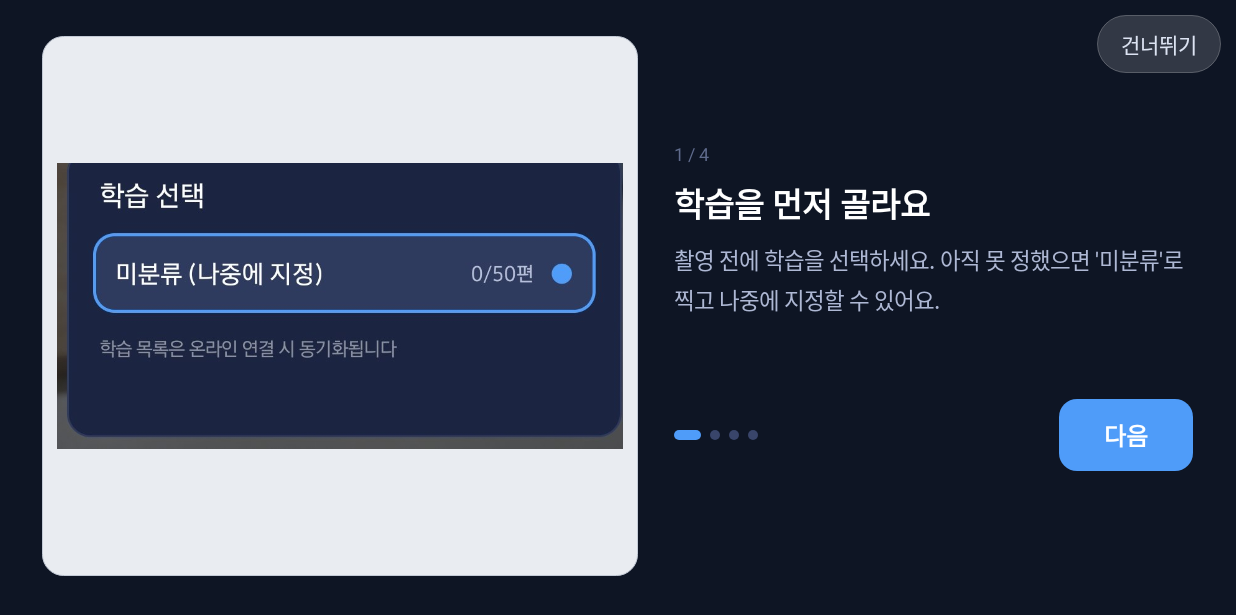
After one commit to ehrud7654/Physical-AI-project, an Android app: the TutorialActivity screen opened directly, with no data from a screen before it, on a phone screen of 824 x 412 dp (held sideways). The commit adds this screen. Shown: the top 615 px of the screen. Run offline under Robolectric (Android 15) with nearby library versions, the phone set to English and light mode, and no system bars.

Commit message:
feat: 온보딩 튜토리얼 추가 - 개념 4장+실제 화면, 스와이프·도움말 재열람 (S15P21A103-173)

```diff
--- a/APP/arpose/app/src/main/AndroidManifest.xml
+++ b/APP/arpose/app/src/main/AndroidManifest.xml
@@ -49,5 +49,11 @@
             android:exported="false"
             android:screenOrientation="fullSensor"
             android:configChanges="orientation|screenSize|keyboardHidden" />
+
+        <activity
+            android:name=".TutorialActivity"
+            android:exported="false"
+            android:screenOrientation="reverseLandscape"
+            android:configChanges="orientation|screenSize|keyboardHidden" />
     </application>
 </manifest>
--- a/APP/arpose/app/src/main/java/com/ssafy/arpose/MainActivity.kt
+++ b/APP/arpose/app/src/main/java/com/ssafy/arpose/MainActivity.kt
@@ -193,6 +193,7 @@ class MainActivity : Activity(), GLSurfaceView.Renderer {
         glView.setEGLConfigChooser(8, 8, 8, 8, 16, 0)
         glView.setRenderer(this)
         glView.renderMode = GLSurfaceView.RENDERMODE_CONTINUOUSLY
+        // 튜토리얼 자동표시는 Onboarding 단계에서 처리(여기서 띄우면 카메라 초기화 중 일시정지로 크래시).
     }
 
     private fun focusName() = if (autoFocus) "AUTO" else "FIXED"
@@ -331,6 +332,7 @@ class MainActivity : Activity(), GLSurfaceView.Renderer {
 
         container.addView(row("기록", R.drawable.ic_history) { guardNav(HistoryActivity::class.java) })
         container.addView(row("설정", R.drawable.ic_tune) { guardNav(SettingsActivity::class.java) })
+        container.addView(row("도움말", R.drawable.ic_help) { guardNav(TutorialActivity::class.java) })
         pop.showAsDropDown(menuBtn)
     }
 
--- a/APP/arpose/app/src/main/java/com/ssafy/arpose/Prefs.kt
+++ b/APP/arpose/app/src/main/java/com/ssafy/arpose/Prefs.kt
@@ -26,6 +26,9 @@ object Prefs {
 
     // FIXED 초점 거리(디옵터=1/m). 기본 6.25 ≈ 16cm (파지 10~16cm + ~40cm 를 224 기준으로 커버).
     private const val KEY_FOCUS_DIOPTERS = "focus_diopters"
+
+    // 온보딩 튜토리얼 1회 표시 플래그 (S15P21A103-173).
+    private const val KEY_TUTORIAL_SEEN = "tutorial_seen"
 
     // 활성 학습(TrainingJob). 촬영 시 stamp → 전송 라우팅·오배정 예방 (S15P21A103-164).
     private const val KEY_ACTIVE_JOB = "active_job_id"
@@ -66,6 +69,9 @@ object Prefs {
     fun focusDiopters(ctx: Context) = sp(ctx).getFloat(KEY_FOCUS_DIOPTERS, 6.25f)
     fun setFocusDiopters(ctx: Context, v: Float) = sp(ctx).edit().putFloat(KEY_FOCUS_DIOPTERS, v).apply()
 
+    fun tutorialSeen(ctx: Context) = sp(ctx).getBoolean(KEY_TUTORIAL_SEEN, false)
+    fun setTutorialSeen(ctx: Context, v: Boolean) = sp(ctx).edit().putBoolean(KEY_TUTORIAL_SEEN, v).apply()
+
     /** 디버그 업로드 설정 저장(토글·jobId·자격). 디버그 빌드 설정 화면에서만 호출. */
     fun setDebug(ctx: Context, enabled: Boolean, jobId: String, deviceId: String, deviceSecret: String) =
         sp(ctx).edit()
--- /dev/null
+++ b/APP/arpose/app/src/main/java/com/ssafy/arpose/TutorialActivity.kt
@@ -0,0 +1,198 @@
+package com.ssafy.arpose
+
+import android.app.Activity
+import android.graphics.drawable.GradientDrawable
+import android.os.Bundle
+import android.view.Gravity
+import android.view.GestureDetector
+import android.view.MotionEvent
+import android.view.View
+import android.widget.FrameLayout
+import android.widget.ImageView
+import android.widget.LinearLayout
+import android.widget.TextView
+import kotlin.math.abs
+
+/**
+ * 온보딩 튜토리얼 (S15P21A103-173). 가로: 스냅(좌·밝은 카드) + 설명(우). 4장.
+ * 첫 실행 시 Onboarding 에서 넘어와 자동 1회(끝나면 촬영화면), 메뉴 "도움말"에서 재열람.
+ * 하단 우측 고정 이전/다음 + 좌우 스와이프(슬라이드 전환). 그림은 drawable `tut_1`..`tut_4`.
+ */
+class TutorialActivity : Activity() {
+
+    private data class Page(val title: String, val desc: String)
+
+    private val pages = listOf(
+        Page("학습을 먼저 골라요",
+            "촬영 전에 학습을 선택하세요. 아직 못 정했으면 '미분류'로 찍고 나중에 지정할 수 있어요."),
+        Page("초록불이 뜨면 촬영",
+            "위치 잡기가 끝나 초록불이 되면 촬영하세요."),
+        Page("마커 보이게, 천천히",
+            "집게의 분홍 마커 두 개가 화면에 계속 보이게 하고 천천히 움직이세요. 급하면 재촬영이에요."),
+        Page("기록에서 확인·전송",
+            "찍은 건 '기록'에서 상태를 확인하고, '사용 가능'한 것만 학습을 지정해 전송하세요."),
+    )
+
+    private var idx = 0
+    private var animating = false
+
+    private lateinit var content: LinearLayout
+    private lateinit var imgWrap: FrameLayout
+    private lateinit var textBlock: LinearLayout
+    private lateinit var image: ImageView
+    private lateinit var placeholder: TextView
+    private lateinit var stepView: TextView
+    private lateinit var titleView: TextView
+    private lateinit var descView: TextView
+    private lateinit var dots: LinearLayout
+    private lateinit var prevBtn: TextView
+    private lateinit var nextBtn: TextView
+
+    private fun dp(v: Int) = (v * resources.displayMetrics.density).toInt()
+
+    override fun onCreate(savedInstanceState: Bundle?) {
+        super.onCreate(savedInstanceState)
+
+        val outer = FrameLayout(this).apply { setBackgroundColor(0xFF0E1524.toInt()) }
+
+        // ---- 본문(스냅 + 텍스트). 이미지·텍스트만 슬라이드, 하단 버튼행은 고정 ----
+        content = LinearLayout(this).apply {
+            orientation = LinearLayout.HORIZONTAL; gravity = Gravity.CENTER_VERTICAL
+            setPadding(dp(28), dp(20), dp(28), dp(24))
+        }
+        imgWrap = FrameLayout(this).apply {
+            background = GradientDrawable().apply {
+                cornerRadius = dp(14).toFloat(); setColor(0xFFE9ECF1.toInt()); setStroke(dp(1), 0xFFC3CAD6.toInt())
+            }
+            setPadding(dp(10), dp(10), dp(10), dp(10))
+            layoutParams = LinearLayout.LayoutParams(0, LinearLayout.LayoutParams.MATCH_PARENT, 1.15f)
+                .apply { marginEnd = dp(24); topMargin = dp(4); bottomMargin = dp(4) }
+        }
+        image = ImageView(this).apply {
+            scaleType = ImageView.ScaleType.FIT_CENTER
+            layoutParams = FrameLayout.LayoutParams(FrameLayout.LayoutParams.MATCH_PARENT, FrameLayout.LayoutParams.MATCH_PARENT)
+        }
+        placeholder = TextView(this).apply {
+            text = "그림 준비 중"; setTextColor(0xFF5F6B8C.toInt()); textSize = 14f; gravity = Gravity.CENTER
+            layoutParams = FrameLayout.LayoutParams(FrameLayout.LayoutParams.MATCH_PARENT, FrameLayout.LayoutParams.MATCH_PARENT)
+        }
+        imgWrap.addView(image); imgWrap.addView(placeholder)
+        content.addView(imgWrap)
+
+        val textCol = LinearLayout(this).apply {
+            orientation = LinearLayout.VERTICAL; gravity = Gravity.CENTER_VERTICAL
+            layoutParams = LinearLayout.LayoutParams(0, LinearLayout.LayoutParams.MATCH_PARENT, 1f)
+        }
+        // 슬라이드되는 텍스트 블록. 설명 영역 높이 고정 → 페이지마다 블록 높이 일정 → 아래 버튼행 위치 불변.
+        textBlock = LinearLayout(this).apply { orientation = LinearLayout.VERTICAL }
+        stepView = TextView(this).apply { setTextColor(0xFF5F6B8C.toInt()); textSize = 12f; setPadding(0, 0, 0, dp(8)) }
+        titleView = TextView(this).apply {
+            setTextColor(0xFFFFFFFF.toInt()); textSize = 22f; setTypeface(typeface, android.graphics.Typeface.BOLD)
+        }
+        descView = TextView(this).apply {
+            setTextColor(0xFFAEB8D4.toInt()); textSize = 15f; setLineSpacing(dp(5).toFloat(), 1f); setPadding(0, dp(10), 0, 0)
+            layoutParams = LinearLayout.LayoutParams(LinearLayout.LayoutParams.MATCH_PARENT, dp(92))
+        }
+        textBlock.addView(stepView); textBlock.addView(titleView); textBlock.addView(descView)
+
+        // 고정 버튼행: 진행점 + 이전/다음. 본문(텍스트 컬럼) 폭에 정렬, 위치 불변.
+        dots = LinearLayout(this).apply { orientation = LinearLayout.HORIZONTAL; gravity = Gravity.CENTER_VERTICAL }
+        prevBtn = TextView(this).apply {
+            text = "이전"; setTextColor(0xFF8A93AD.toInt()); textSize = 16f
+            setPadding(dp(14), dp(10), dp(18), dp(10)); setOnClickListener { go(-1) }
+        }
+        nextBtn = TextView(this).apply {
+            setTextColor(0xFFFFFFFF.toInt()); textSize = 16f; setTypeface(typeface, android.graphics.Typeface.BOLD)
+            setPadding(dp(30), dp(12), dp(30), dp(12))
+            background = GradientDrawable().apply { cornerRadius = dp(12).toFloat(); setColor(0xFF4F9CF9.toInt()) }
+            setOnClickListener { if (idx == pages.size - 1) finishTutorial() else go(1) }
+        }
+        val navRow = LinearLayout(this).apply {
+            orientation = LinearLayout.HORIZONTAL; gravity = Gravity.CENTER_VERTICAL
+            layoutParams = LinearLayout.LayoutParams(LinearLayout.LayoutParams.MATCH_PARENT, LinearLayout.LayoutParams.WRAP_CONTENT)
+                .apply { topMargin = dp(22) }
+            addView(dots)
+            addView(View(this@TutorialActivity), LinearLayout.LayoutParams(0, 1, 1f))  // spacer
+            addView(prevBtn); addView(nextBtn)
+        }
+
+        textCol.addView(textBlock); textCol.addView(navRow)
+        content.addView(textCol)
+        outer.addView(content, FrameLayout.LayoutParams(FrameLayout.LayoutParams.MATCH_PARENT, FrameLayout.LayoutParams.MATCH_PARENT))
+
+        // 건너뛰기 (우상단 칩)
+        outer.addView(TextView(this).apply {
+            text = "건너뛰기"; setTextColor(0xFFDCE3F2.toInt()); textSize = 14f
+            setPadding(dp(16), dp(9), dp(16), dp(9))
+            background = GradientDrawable().apply { cornerRadius = dp(999).toFloat(); setColor(0x26FFFFFF); setStroke(dp(1), 0x40FFFFFF) }
+            setOnClickListener { finishTutorial() }
+        }, FrameLayout.LayoutParams(FrameLayout.LayoutParams.WRAP_CONTENT, FrameLayout.LayoutParams.WRAP_CONTENT, Gravity.TOP or Gravity.END)
+            .apply { topMargin = dp(10); rightMargin = dp(10) })
+
+        // 좌우 스와이프
+        val gd = GestureDetector(this, object : GestureDetector.SimpleOnGestureListener() {
+            override fun onFling(e1: MotionEvent?, e2: MotionEvent, vx: Float, vy: Float): Boolean {
+                val dx = e2.x - (e1?.x ?: e2.x)
+                if (abs(dx) > dp(70) && abs(dx) > abs(e2.y - (e1?.y ?: e2.y))) {
+                    if (dx < 0) go(1) else go(-1); return true
+                }
+                return false
+            }
+        })
+        outer.setOnTouchListener { _, ev -> gd.onTouchEvent(ev); true }
+
+        setContentView(outer)
+        render()
+    }
+
+    /** delta=+1 다음 / -1 이전. 이미지·텍스트만 슬라이드(버튼행은 고정). */
+    private fun go(delta: Int) {
+        val t = idx + delta
+        if (animating || t < 0 || t >= pages.size) return
+        animating = true
+        val w = content.width.toFloat().let { if (it <= 0f) dp(400).toFloat() else it }
+        val out = -delta * w * 0.12f
+        val back = delta * w * 0.12f
+        textBlock.animate().translationX(out).alpha(0f).setDuration(110).start()
+        imgWrap.animate().translationX(out).alpha(0f).setDuration(110).withEndAction {
+            idx = t; render()
+            imgWrap.translationX = back; textBlock.translationX = back
+            textBlock.animate().translationX(0f).alpha(1f).setDuration(180).start()
+            imgWrap.animate().translationX(0f).alpha(1f).setDuration(180)
+                .withEndAction { animating = false }.start()
+        }.start()
+    }
+
+    private fun render() {
+        val p = pages[idx]
+        stepView.text = "${idx + 1} / ${pages.size}"
+        titleView.text = p.title
+        descView.text = p.desc
+
+        val resId = resources.getIdentifier("tut_${idx + 1}", "drawable", packageName)
+        if (resId != 0) {
+            image.setImageResource(resId); image.visibility = View.VISIBLE; placeholder.visibility = View.GONE
+        } else { image.visibility = View.GONE; placeholder.visibility = View.VISIBLE }
+
+        dots.removeAllViews()
+        for (i in pages.indices) {
+            dots.addView(View(this).apply {
+                val on = i == idx
+                layoutParams = LinearLayout.LayoutParams(if (on) dp(18) else dp(7), dp(7)).apply { marginEnd = dp(6) }
+                background = GradientDrawable().apply {
+                    cornerRadius = dp(99).toFloat(); setColor(if (on) 0xFF4F9CF9.toInt() else 0xFF39456A.toInt())
+                }
+            })
+        }
+        prevBtn.visibility = if (idx == 0) View.GONE else View.VISIBLE
+        nextBtn.text = if (idx == pages.size - 1) "시작하기" else "다음"
+    }
+
+    private fun finishTutorial() {
+        Prefs.setTutorialSeen(this, true)
+        if (intent.getBooleanExtra("go_main", false)) {
+            startActivity(android.content.Intent(this, MainActivity::class.java))
+        }
+        finish()
+    }
+}
```
Also changed, not shown: APP/arpose/app/src/main/java/com/ssafy/arpose/OnboardingActivity.kt (+11 -3 lines), APP/arpose/app/src/main/res/drawable/ic_help.xml (added, +10 -0 lines), APP/arpose/app/src/main/res/drawable-nodpi/tut_1.jpg (added), APP/arpose/app/src/main/res/drawable-nodpi/tut_2.jpg (added), APP/arpose/app/src/main/res/drawable-nodpi/tut_3.jpg (added), APP/arpose/app/src/main/res/drawable-nodpi/tut_4.jpg (added).
